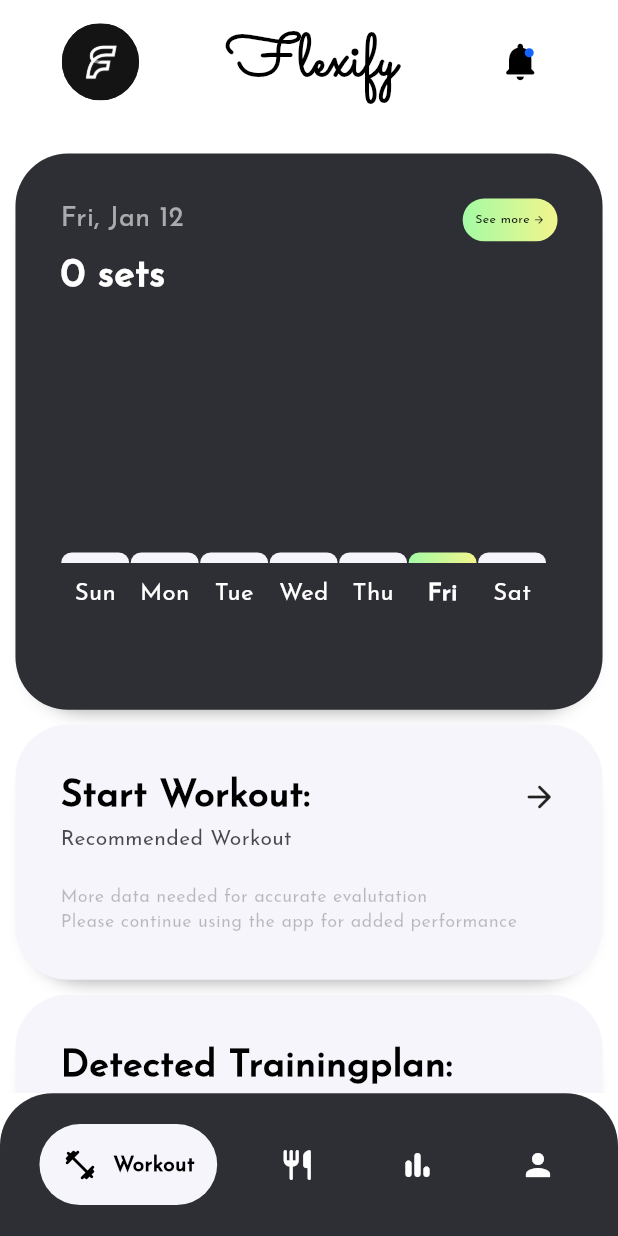
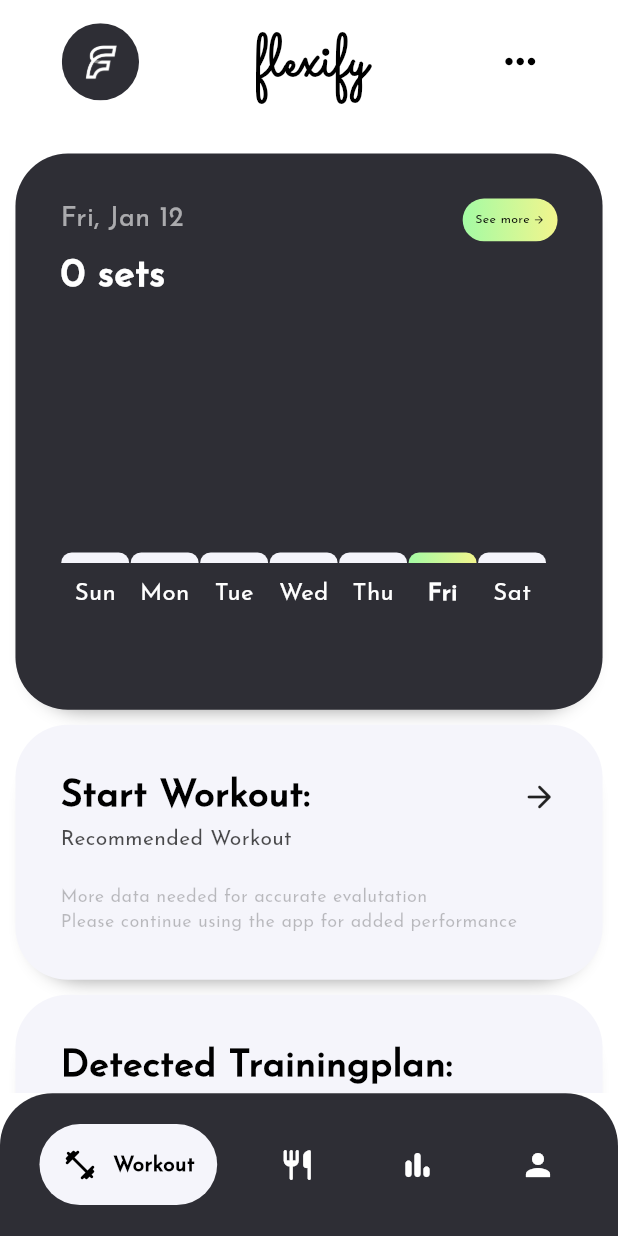
Before and after one commit to badbryany/Flexify, a Flutter app: the screen it shows after launch, on a phone screen of 412 x 824 dp. Run offline on Flutter 3.47's test engine with Material 3 defaults, Android fonts, the phone set to English and light mode, and no system bars; drawn by our look-alikes of google_nav_bar; our stand-ins replace connectivity_plus, fl_chart, flutter_svg, page_transition, sqflite; accounts and stored records are empty.

Commit message:
changed icon in dashboard

```diff
--- a/lib/pages/dashboard.dart
+++ b/lib/pages/dashboard.dart
@@ -79,13 +79,13 @@
                           color: Theme.of(context).colorScheme.background,
                         ),
                         child: Image.asset(
-                          'assets/img/logo.jpg',
+                          'assets/img/logo.png',
                           height: MediaQuery.of(context).size.width * imageSize,
                         ),
                       ),
                     ),
                     Text(
-                      'Flexify',
+                      'flexify',
                       style: TextStyle(
                         fontWeight: FontWeight.bold,
                         fontFamily: 'Sacramento',
@@ -93,32 +93,13 @@
                         color: Theme.of(context).focusColor,
                       ),
                     ),
-                    Stack(
-                      children: [
                     IconButton(
                       onPressed: () {},
                       iconSize: 30,
                       icon: Icon(
-                            Icons.notifications_rounded,
+                        Icons.more_horiz_rounded,
                         color: Theme.of(context).focusColor,
                       ),
-                        ),
-                        Visibility(
-                          visible: true,
-                          child: Positioned(
-                            top: 15,
-                            right: 15,
-                            child: Container(
-                              width: 6,
-                              height: 6,
-                              decoration: BoxDecoration(
-                                borderRadius: BorderRadius.circular(100),
-                                color: const Color(0xff1564fd),
-                              ),
-                            ),
-                          ),
-                        ),
-                      ],
                     ),
                   ],
                 ),
--- a/pubspec.yaml
+++ b/pubspec.yaml
@@ -47,4 +47,4 @@
   assets:
     - assets/
     - assets/img/
-    - assets/Squiggly Arrow.svg
+    - assets/icon/
```
Also changed, not shown: assets/img/icon/icon-background.png (deleted), assets/img/icon/icon.png (deleted), assets/img/logo.png. Lines whose indentation alone changed are shown as unchanged.
